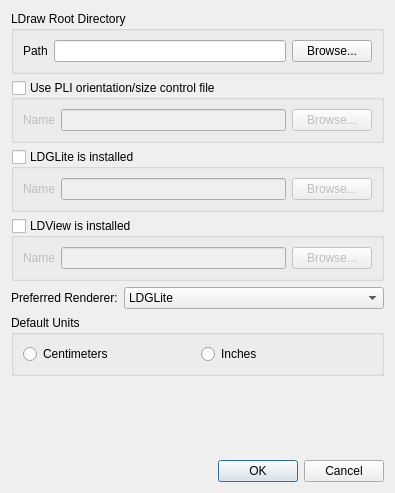
The window that preferences.ui (ldraw-linux/lpub4) describes before a commit, drawn with Qt 5.
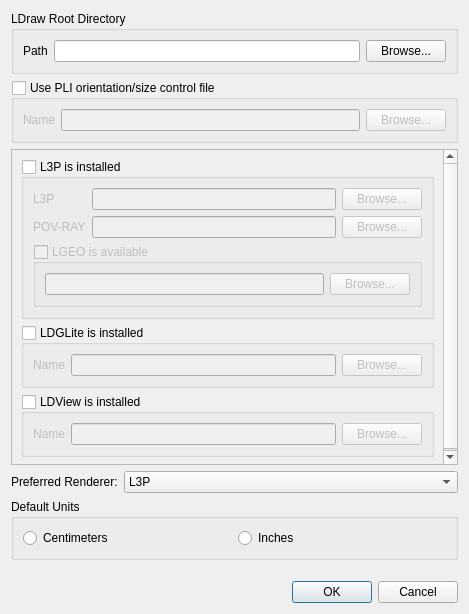
The same window after the commit.

Commit message: Support for paired use of L3P + POV-RAY as a renderer has been added.

The edit to the form file:
```diff
--- a/preferences.ui
+++ b/preferences.ui
@@ -7,16 +7,16 @@
    <rect>
     <x>0</x>
     <y>0</y>
-    <width>395</width>
-    <height>493</height>
+    <width>469</width>
+    <height>614</height>
    </rect>
   </property>
   <property name="windowTitle">
    <string>LPub Preferences</string>
   </property>
-  <layout class="QVBoxLayout">
+  <layout class="QVBoxLayout" name="verticalLayout_2">
    <item>
-    <widget class="QGroupBox" name="pliBox_2">
+    <widget class="QGroupBox" name="ldrawBox">
      <property name="toolTip">
       <string>This directory contains the LDraw parts directory</string>
      </property>
@@ -106,6 +106,111 @@
         <property name="text">
          <string>Browse...</string>
         </property>
+       </widget>
+      </item>
+     </layout>
+    </widget>
+   </item>
+   <item>
+    <widget class="QScrollArea" name="renderersArea">
+     <property name="widgetResizable">
+      <bool>true</bool>
+     </property>
+     <widget class="QWidget" name="scrollAreaWidgetContents">
+      <property name="geometry">
+       <rect>
+        <x>0</x>
+        <y>0</y>
+        <width>428</width>
+        <height>355</height>
+       </rect>
+      </property>
+      <layout class="QVBoxLayout" name="verticalLayout">
+       <item>
+        <widget class="QGroupBox" name="l3pBox">
+         <property name="title">
+          <string>L3P is installed</string>
+         </property>
+         <property name="checkable">
+          <bool>true</bool>
+         </property>
+         <property name="checked">
+          <bool>false</bool>
+         </property>
+         <layout class="QGridLayout" name="gridLayout_2">
+          <item row="0" column="0">
+           <widget class="QLabel" name="label_7">
+            <property name="text">
+             <string>L3P</string>
+            </property>
+           </widget>
+          </item>
+          <item row="0" column="1">
+           <widget class="QLineEdit" name="l3pPath"/>
+          </item>
+          <item row="0" column="2">
+           <widget class="QPushButton" name="browseL3P">
+            <property name="text">
+             <string>Browse...</string>
+            </property>
+           </widget>
+          </item>
+          <item row="1" column="0">
+           <widget class="QLabel" name="label_3">
+            <property name="text">
+             <string>POV-RAY</string>
+            </property>
+           </widget>
+          </item>
+          <item row="1" column="1">
+           <widget class="QLineEdit" name="povrayPath"/>
+          </item>
+          <item row="1" column="2">
+           <widget class="QPushButton" name="browsePOVRAY">
+            <property name="text">
+             <string>Browse...</string>
+            </property>
+           </widget>
+          </item>
+          <item row="2" column="0" colspan="3">
+           <widget class="QGroupBox" name="lgeoBox">
+            <property name="toolTip">
+             <string>This library provides higher quality rendering models for POV RAY</string>
+            </property>
+            <property name="title">
+             <string>LGEO is available</string>
+            </property>
+            <property name="checkable">
+             <bool>true</bool>
+            </property>
+            <property name="checked">
+             <bool>false</bool>
+            </property>
+            <layout class="QGridLayout" name="gridLayout">
+             <item row="0" column="0">
+              <widget class="QLineEdit" name="lgeoPath">
+               <property name="minimumSize">
+                <size>
+                 <width>200</width>
+                 <height>0</height>
+                </size>
+               </property>
+              </widget>
+             </item>
+             <item row="0" column="1">
+              <widget class="QPushButton" name="browseLGEO">
+               <property name="toolTip">
+                <string>Use directory dialog to find LGEO directory</string>
+               </property>
+               <property name="whatsThis">
+                <string>This lets you find the LGEO directory</string>
+               </property>
+               <property name="text">
+                <string>Browse...</string>
+               </property>
+              </widget>
+             </item>
+            </layout>
        </widget>
       </item>
      </layout>
@@ -175,6 +280,10 @@
      </layout>
     </widget>
    </item>
+      </layout>
+     </widget>
+    </widget>
+   </item>
    <item>
     <layout class="QHBoxLayout">
      <property name="leftMargin">
@@ -198,6 +307,11 @@
      </item>
      <item>
       <widget class="QComboBox" name="preferredRenderer">
+       <item>
+        <property name="text">
+         <string>L3P</string>
+        </property>
+       </item>
        <item>
         <property name="text">
          <string>LDGLite</string>
```
Left out of the diff: 4 changed lines with no effect on the pictures. Lines whose indentation alone changed are shown as unchanged. The commit also changes 10 other files.
